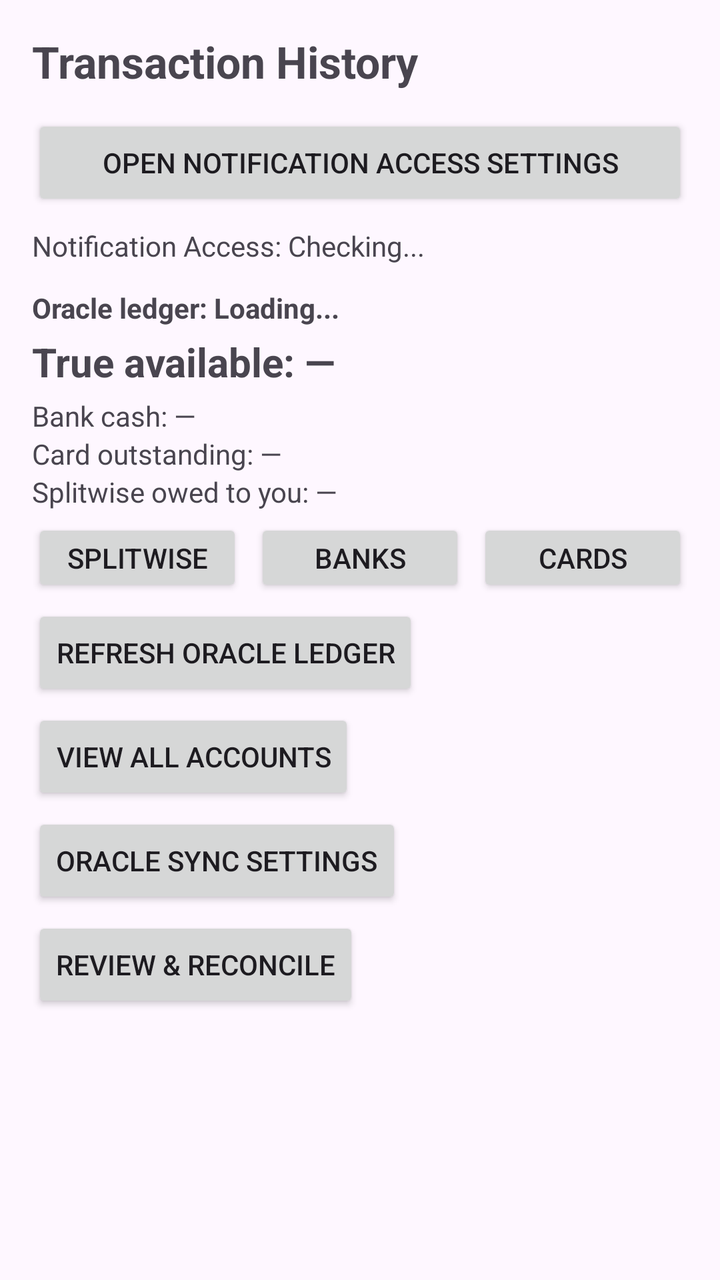
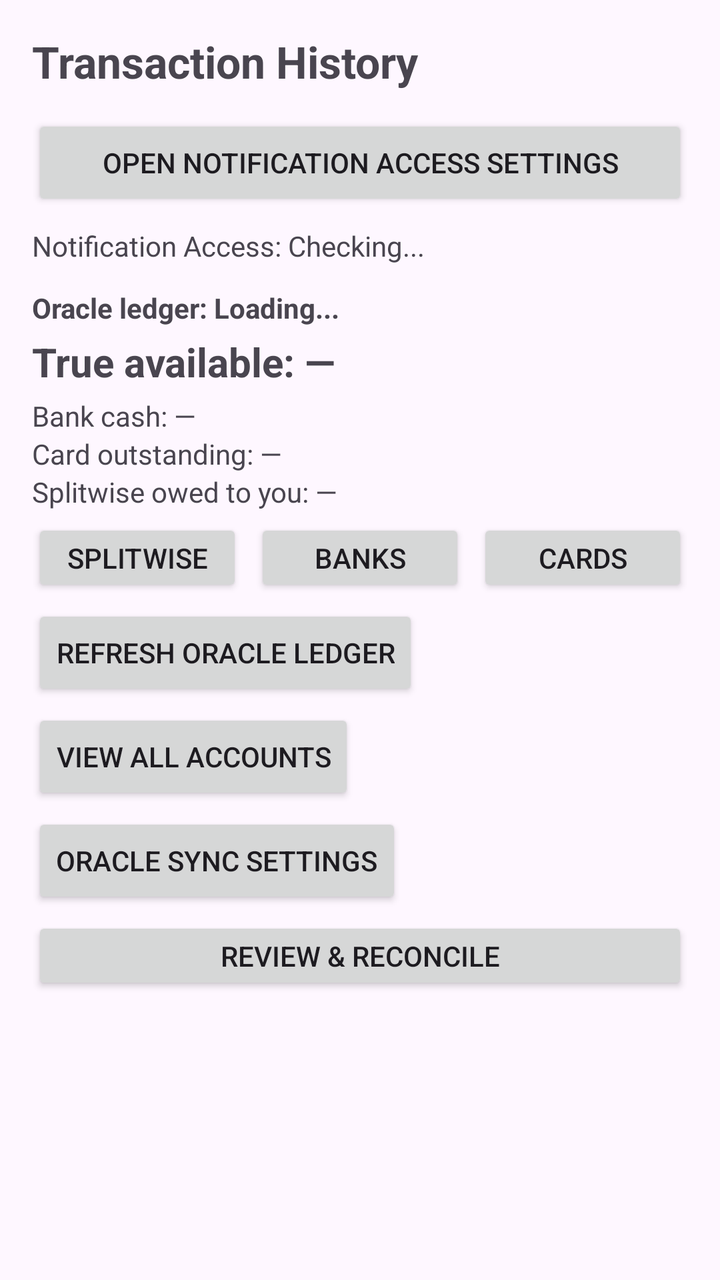

Compare the two renders of this Android layout. The source of the first and the diff that turns it into the second are given below.
<!-- AndroidManifest.xml: application theme Theme.FinanceSMSTracker -->
<!-- res/layout/activity_main.xml -->
<?xml version="1.0" encoding="utf-8"?>
<androidx.constraintlayout.widget.ConstraintLayout xmlns:android="http://schemas.android.com/apk/res/android"
    xmlns:app="http://schemas.android.com/apk/res-auto"
    xmlns:tools="http://schemas.android.com/tools"
    android:id="@+id/main"
    android:layout_width="match_parent"
    android:layout_height="match_parent"
    android:padding="16dp"
    tools:context=".MainActivity">

    <TextView
        android:id="@+id/textViewTitle"
        android:layout_width="wrap_content"
        android:layout_height="wrap_content"
        android:text="Transaction History"
        android:textSize="22sp"
        android:textStyle="bold"
        app:layout_constraintStart_toStartOf="parent"
        app:layout_constraintTop_toTopOf="parent" />

    <Button
        android:id="@+id/buttonOpenNotificationSettings"
        android:layout_width="0dp"
        android:layout_height="wrap_content"
        android:layout_marginTop="12dp"
        android:text="Open Notification Access Settings"
        app:layout_constraintEnd_toEndOf="parent"
        app:layout_constraintStart_toStartOf="parent"
        app:layout_constraintTop_toBottomOf="@id/textViewTitle" />

    <TextView
        android:id="@+id/textViewNotificationStatus"
        android:layout_width="0dp"
        android:layout_height="wrap_content"
        android:layout_marginTop="8dp"
        android:text="Notification Access: Checking..."
        android:textSize="14sp"
        app:layout_constraintEnd_toEndOf="parent"
        app:layout_constraintStart_toStartOf="parent"
        app:layout_constraintTop_toBottomOf="@id/buttonOpenNotificationSettings" />

    <LinearLayout
        android:id="@+id/oracleLedgerPanel"
        android:layout_width="0dp"
        android:layout_height="wrap_content"
        android:layout_marginTop="12dp"
        android:orientation="vertical"
        app:layout_constraintEnd_toEndOf="parent"
        app:layout_constraintStart_toStartOf="parent"
        app:layout_constraintTop_toBottomOf="@id/textViewNotificationStatus">

        <TextView
            android:id="@+id/textViewOracleStatus"
            android:layout_width="wrap_content"
            android:layout_height="wrap_content"
            android:text="Oracle ledger: Loading..."
            android:textSize="14sp"
            android:textStyle="bold" />

        <TextView
            android:id="@+id/textViewTrueAvailable"
            android:layout_width="wrap_content"
            android:layout_height="wrap_content"
            android:layout_marginTop="4dp"
            android:text="True available: —"
            android:textSize="20sp"
            android:textStyle="bold" />

        <TextView
            android:id="@+id/textViewBankCash"
            android:layout_width="wrap_content"
            android:layout_height="wrap_content"
            android:layout_marginTop="4dp"
            android:text="Bank cash: —"
            android:textSize="14sp" />

        <TextView
            android:id="@+id/textViewCardOutstanding"
            android:layout_width="wrap_content"
            android:layout_height="wrap_content"
            android:text="Card outstanding: —"
            android:textSize="14sp" />

        <TextView
            android:id="@+id/textViewSplitwiseReceivable"
            android:layout_width="wrap_content"
            android:layout_height="wrap_content"
            android:text="Splitwise owed to you: —"
            android:textSize="14sp" />

        <LinearLayout
            android:layout_width="match_parent"
            android:layout_height="wrap_content"
            android:layout_marginTop="4dp"
            android:orientation="horizontal">

            <Button
                android:id="@+id/buttonEditSplitwise"
                android:layout_width="0dp"
                android:layout_height="wrap_content"
                android:layout_weight="1"
                android:minHeight="0dp"
                android:paddingStart="4dp"
                android:paddingEnd="4dp"
                android:text="Splitwise" />

            <Button
                android:id="@+id/buttonEditBankAccounts"
                android:layout_width="0dp"
                android:layout_height="wrap_content"
                android:layout_marginStart="6dp"
                android:layout_weight="1"
                android:minHeight="0dp"
                android:paddingStart="4dp"
                android:paddingEnd="4dp"
                android:text="Banks" />

            <Button
                android:id="@+id/buttonEditCreditCards"
                android:layout_width="0dp"
                android:layout_height="wrap_content"
                android:layout_marginStart="6dp"
                android:layout_weight="1"
                android:minHeight="0dp"
                android:paddingStart="4dp"
                android:paddingEnd="4dp"
                android:text="Cards" />
        </LinearLayout>

        <Button
            android:id="@+id/buttonRefreshOracle"
            android:layout_width="wrap_content"
            android:layout_height="wrap_content"
            android:layout_marginTop="4dp"
            android:text="Refresh Oracle Ledger" />

        <Button
            android:id="@+id/buttonViewAccounts"
            android:layout_width="wrap_content"
            android:layout_height="wrap_content"
            android:layout_marginTop="4dp"
            android:text="View All Accounts" />

        <Button
            android:id="@+id/buttonOracleSettings"
            android:layout_width="wrap_content"
            android:layout_height="wrap_content"
            android:layout_marginTop="4dp"
            android:text="Oracle Sync Settings" />
    </LinearLayout>

    <Button
        android:id="@+id/buttonReviewReconcile"
        android:layout_width="wrap_content"
        android:layout_height="wrap_content"
        android:layout_marginTop="4dp"
        android:text="Review &amp; Reconcile"
        app:layout_constraintStart_toStartOf="parent"
        app:layout_constraintTop_toBottomOf="@id/oracleLedgerPanel" />

    <androidx.recyclerview.widget.RecyclerView
        android:id="@+id/recyclerViewTransactions"
        android:layout_width="0dp"
        android:layout_height="0dp"
        android:layout_marginTop="12dp"
        app:layout_constraintBottom_toBottomOf="parent"
        app:layout_constraintEnd_toEndOf="parent"
        app:layout_constraintStart_toStartOf="parent"
        app:layout_constraintTop_toBottomOf="@id/buttonReviewReconcile"
        tools:listitem="@layout/item_transaction" />

    <TextView
        android:id="@+id/textViewEmpty"
        android:layout_width="wrap_content"
        android:layout_height="wrap_content"
        android:text="No transactions found."
        android:textSize="16sp"
        android:visibility="gone"
        app:layout_constraintBottom_toBottomOf="parent"
        app:layout_constraintEnd_toEndOf="parent"
        app:layout_constraintStart_toStartOf="parent"
        app:layout_constraintTop_toTopOf="@id/recyclerViewTransactions" />

</androidx.constraintlayout.widget.ConstraintLayout>
<!-- res/layout/item_transaction.xml (included above) -->
<?xml version="1.0" encoding="utf-8"?>
<androidx.cardview.widget.CardView xmlns:android="http://schemas.android.com/apk/res/android"
    xmlns:app="http://schemas.android.com/apk/res-auto"
    android:layout_width="match_parent"
    android:layout_height="wrap_content"
    android:layout_marginBottom="8dp"
    app:cardCornerRadius="8dp"
    app:cardElevation="2dp">

    <LinearLayout
        android:layout_width="match_parent"
        android:layout_height="wrap_content"
        android:orientation="vertical"
        android:padding="12dp">

        <LinearLayout
            android:layout_width="match_parent"
            android:layout_height="wrap_content"
            android:orientation="horizontal">

            <TextView
                android:id="@+id/textViewMerchant"
                android:layout_width="0dp"
                android:layout_height="wrap_content"
                android:layout_weight="1"
                android:text="Merchant / Payee"
                android:textColor="@android:color/black"
                android:textSize="16sp"
                android:textStyle="bold" />

            <TextView
                android:id="@+id/textViewAmount"
                android:layout_width="wrap_content"
                android:layout_height="wrap_content"
                android:text="₹0.00"
                android:textSize="16sp"
                android:textStyle="bold" />
        </LinearLayout>

        <LinearLayout
            android:layout_width="match_parent"
            android:layout_height="wrap_content"
            android:layout_marginTop="4dp"
            android:orientation="horizontal">

            <TextView
                android:id="@+id/textViewCategory"
                android:layout_width="wrap_content"
                android:layout_height="wrap_content"
                android:background="#E0E0E0"
                android:paddingHorizontal="6dp"
                android:paddingVertical="2dp"
                android:text="CATEGORY"
                android:textSize="12sp"
                android:textStyle="bold" />

            <TextView
                android:id="@+id/textViewType"
                android:layout_width="wrap_content"
                android:layout_height="wrap_content"
                android:layout_marginStart="8dp"
                android:text="DEBIT"
                android:textSize="12sp" />

            <TextView
                android:id="@+id/textViewPaymentMethod"
                android:layout_width="0dp"
                android:layout_height="wrap_content"
                android:layout_weight="1"
                android:layout_marginStart="8dp"
                android:text="UPI"
                android:textSize="12sp" />

            <TextView
                android:id="@+id/textViewBank"
                android:layout_width="wrap_content"
                android:layout_height="wrap_content"
                android:text="HDFC"
                android:textSize="12sp" />
        </LinearLayout>

        <TextView
            android:id="@+id/textViewDateTime"
            android:layout_width="match_parent"
            android:layout_height="wrap_content"
            android:layout_marginTop="6dp"
            android:text="12 Oct 2023, 10:30 AM"
            android:textSize="11sp"
            android:textColor="@android:color/darker_gray" />

    </LinearLayout>
</androidx.cardview.widget.CardView>
<!-- resources referenced by this layout -->
<resources>
  <style name="Theme.FinanceSMSTracker" parent="Base.Theme.FinanceSMSTracker" />
  <style name="Base.Theme.FinanceSMSTracker" parent="Theme.Material3.DayNight.NoActionBar">
          
          
      </style>
</resources>

<!-- the commit's change to res/layout/activity_main.xml (unified diff, before → after) -->
@@ -151,10 +151,14 @@
 
     <Button
         android:id="@+id/buttonReviewReconcile"
-        android:layout_width="wrap_content"
+        android:layout_width="0dp"
         android:layout_height="wrap_content"
         android:layout_marginTop="4dp"
+        android:minHeight="0dp"
+        android:paddingStart="8dp"
+        android:paddingEnd="8dp"
         android:text="Review &amp; Reconcile"
+        app:layout_constraintEnd_toEndOf="parent"
         app:layout_constraintStart_toStartOf="parent"
         app:layout_constraintTop_toBottomOf="@id/oracleLedgerPanel" />
 
